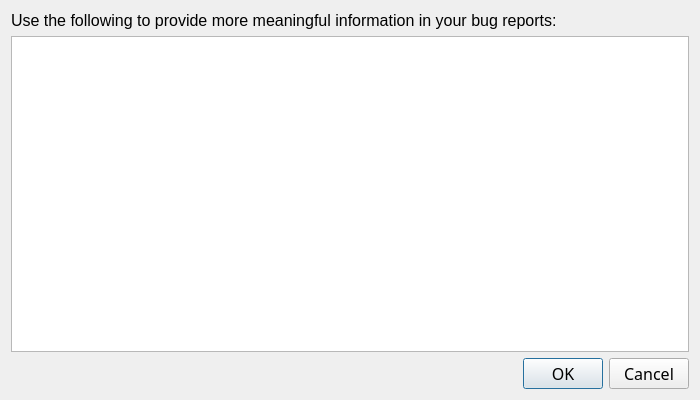
socnetv/app, file src/forms/dialogsysteminfo.ui: the form before one commit.
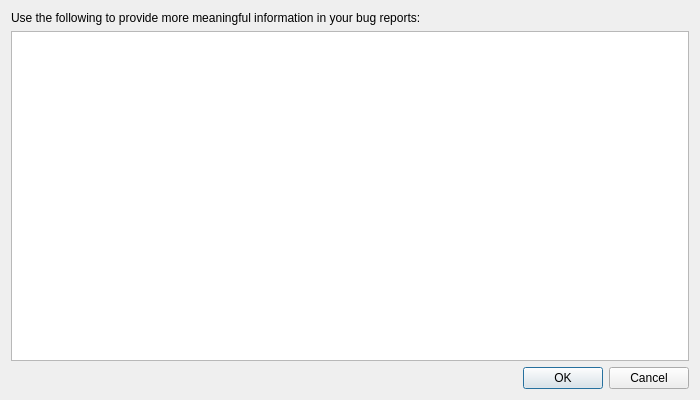
The form after the commit.

Commit message: fixed (reset) font family and font-sizes in all dialogs (once again...)

The edit to the form file:
```diff
--- a/src/forms/dialogsysteminfo.ui
+++ b/src/forms/dialogsysteminfo.ui
@@ -34,12 +34,6 @@
   <layout class="QGridLayout" name="gridLayout">
    <item row="0" column="0">
     <widget class="QLabel" name="label_2">
-     <property name="font">
-      <font>
-       <family>Liberation Sans</family>
-       <pointsize>12</pointsize>
-      </font>
-     </property>
      <property name="autoFillBackground">
       <bool>false</bool>
      </property>
@@ -65,11 +59,6 @@
        <height>310</height>
       </size>
      </property>
-     <property name="font">
-      <font>
-       <pointsize>12</pointsize>
-      </font>
-     </property>
     </widget>
    </item>
    <item row="2" column="0">
@@ -83,12 +72,6 @@
        <height>0</height>
       </size>
      </property>
-     <property name="font">
-      <font>
-       <family>Sans Serif</family>
-       <pointsize>12</pointsize>
-      </font>
-     </property>
      <property name="orientation">
       <enum>Qt::Horizontal</enum>
      </property>
```
The commit also changes 14 other files.
